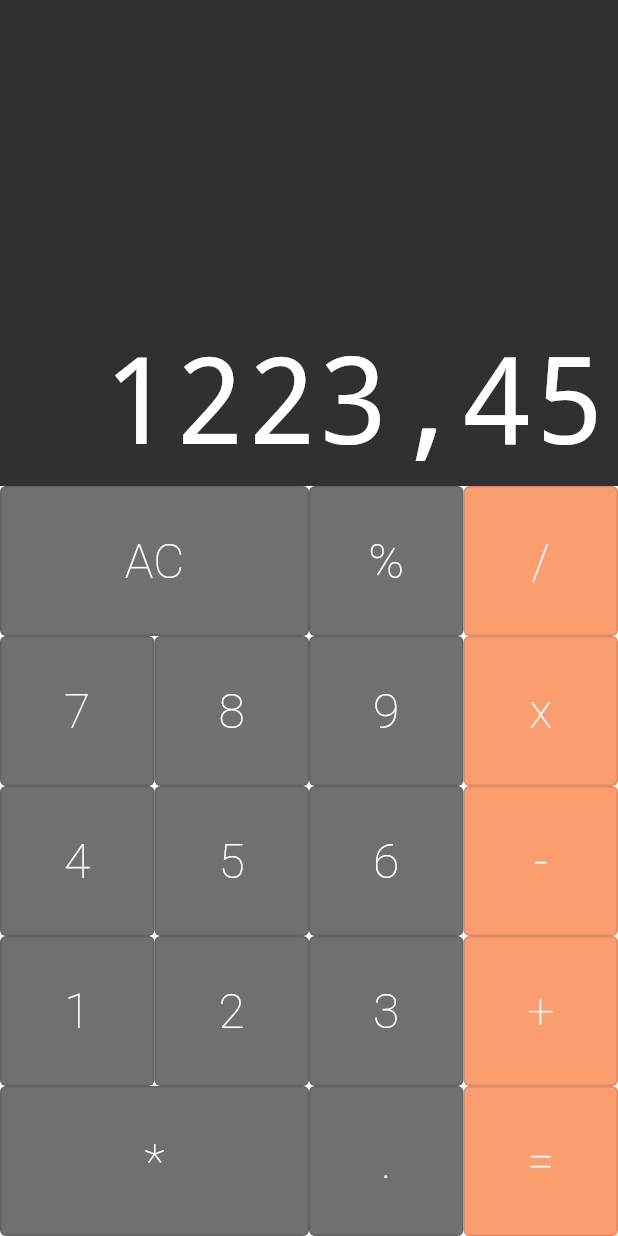
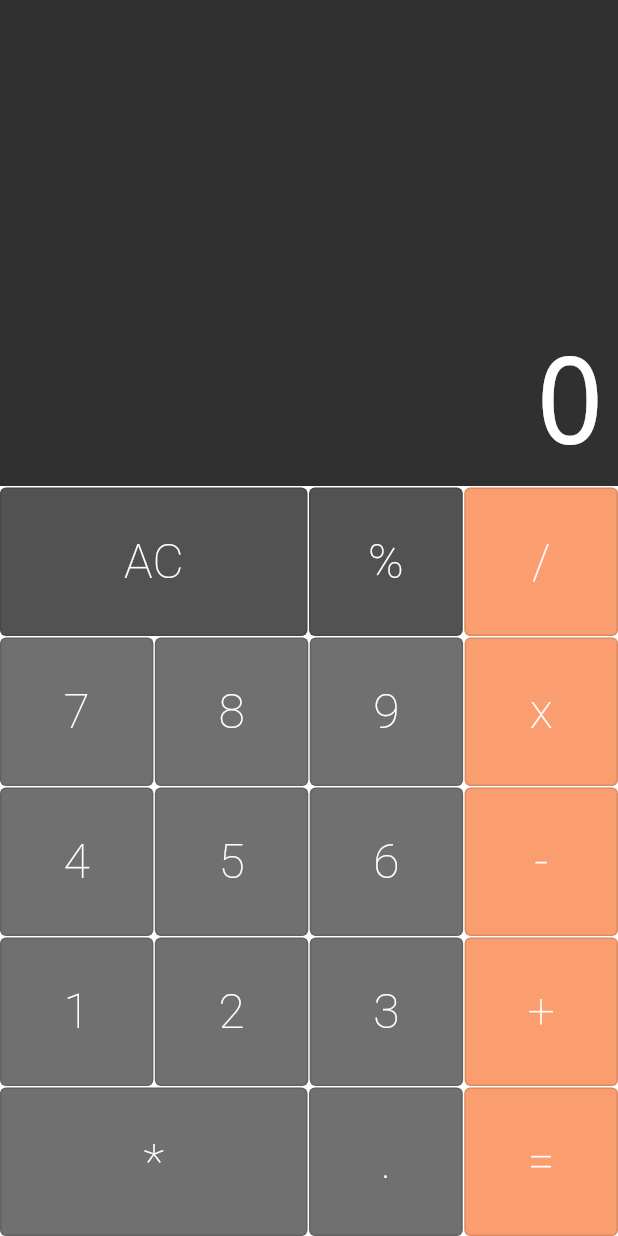
Before and after one commit to aostephano/calculator_flutter, a Flutter app: the screen it shows after launch, on a phone screen of 412 x 824 dp. Run offline on Flutter 3.47's test engine with Material 2 defaults, Android fonts, the phone set to English and light mode, and no system bars; drawn by our look-alikes of auto_size_text.

Commit message:
Calculator FrontEnd Done

```diff
--- a/lib/components/button.dart
+++ b/lib/components/button.dart
@@ -18,7 +18,7 @@ class Button extends StatelessWidget {
       required this.cb})
       : super(key: key);
 
-  //Construtor nomeado
+  //Named constructor with ".name" typo
   Button.big(
       {Key? key,
       required this.text,
--- a/lib/components/buttonRow.dart
+++ b/lib/components/buttonRow.dart
@@ -13,7 +13,12 @@ class ButtonRow extends StatelessWidget {
       flex: 1,
       child: Row(
         crossAxisAlignment: CrossAxisAlignment.stretch,
-        children: buttons,
+        children: buttons.fold(<Widget>[], (list, element) {
+          list.isEmpty
+              ? list.add(element)
+              : list.addAll([SizedBox(width: 1), element]);
+          return list;
+        }),
       ),
     );
   }
--- a/lib/components/keyboard.dart
+++ b/lib/components/keyboard.dart
@@ -13,20 +13,28 @@ class Keyboard extends StatelessWidget {
       height: 500,
       child: Column(
         children: [
+          SizedBox(
+            height: 1,
+          ),
           ButtonRow(buttons: [
             Button.big(
               text: "AC",
               cb: cb,
+              color: Button.DARK,
             ),
             Button(
               text: "%",
               cb: cb,
+              color: Button.DARK,
             ),
             Button.operation(
               text: "/",
               cb: cb,
             ),
           ]),
+          SizedBox(
+            height: 1,
+          ),
           ButtonRow(buttons: [
             Button(text: "7", cb: cb),
             Button(
@@ -42,6 +50,9 @@ class Keyboard extends StatelessWidget {
               cb: cb,
             )
           ]),
+          SizedBox(
+            height: 1,
+          ),
           ButtonRow(buttons: [
             Button(
               text: "4",
@@ -60,6 +71,9 @@ class Keyboard extends StatelessWidget {
               cb: cb,
             ),
           ]),
+          SizedBox(
+            height: 1,
+          ),
           ButtonRow(buttons: [
             Button(
               text: "1",
@@ -78,6 +92,9 @@ class Keyboard extends StatelessWidget {
               cb: cb,
             ),
           ]),
+          SizedBox(
+            height: 1,
+          ),
           ButtonRow(buttons: [
             Button.big(
               text: "*",
--- a/lib/screens/calculator.dart
+++ b/lib/screens/calculator.dart
@@ -1,21 +1,35 @@
 import 'package:flutter/material.dart';
+import 'package:flutter/services.dart';
 import 'package:my_calculator/components/display.dart';
 
 import '../components/keyboard.dart';
+import '../models/memory.dart';
 
-class Calculator extends StatelessWidget {
+class Calculator extends StatefulWidget {
   const Calculator({Key? key}) : super(key: key);
 
+  @override
+  State<Calculator> createState() => _CalculatorState();
+}
+
+class _CalculatorState extends State<Calculator> {
+  final Memory memory = Memory();
+
   _onPressed(String text) {
-    print(text);
+    setState(() {
+      memory.addCommand(text);
+    });
   }
 
   @override
   Widget build(BuildContext context) {
+    //Fixing portrait index
+    SystemChrome.setPreferredOrientations([DeviceOrientation.portraitUp]);
+
     return MaterialApp(
       home: Column(
         children: <Widget>[
-          Display(text: "1223,45"),
+          Display(text: memory.value),
           Keyboard(
             cb: _onPressed,
           ),
```
Also changed, not shown: lib/models/memory.dart (+24 -1 lines), 1 other file.
